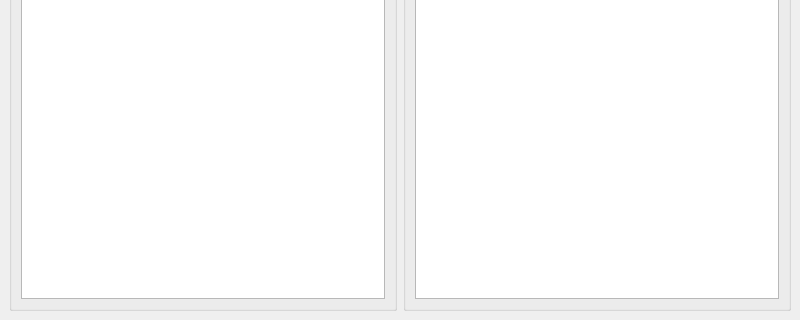
Before: the Qt Designer form sem07/lab01/mainwindow.ui in wcdbmv/M, drawn with Qt 5; both pictures show x 0 to 800 and y 280 to 600 of the 800 by 600 pixel window.
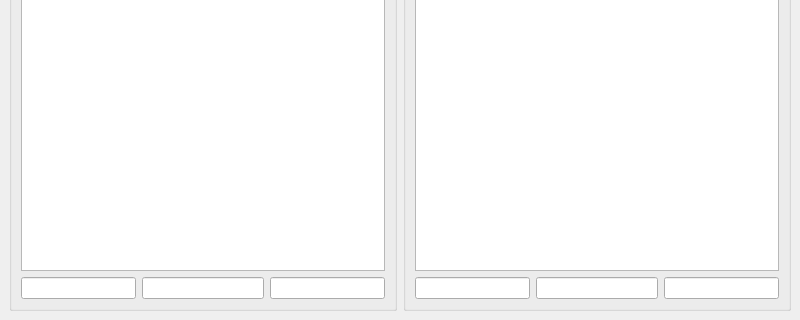
After: the same form once the commit is applied. Custom widgets are drawn as their Qt base class.

Patch:
```diff
--- a/sem07/lab01/mainwindow.ui
+++ b/sem07/lab01/mainwindow.ui
@@ -21,29 +21,50 @@
        <string>Алгоритмический метод</string>
       </property>
       <layout class="QGridLayout" name="gridLayout_2">
-       <item row="0" column="0">
+       <item row="0" column="0" colspan="3">
         <widget class="QSpinBox" name="amountOfNumbersToGenerateWithComputationalMethod">
          <property name="minimum">
           <number>1</number>
          </property>
          <property name="maximum">
-          <number>10000</number>
+          <number>1000000</number>
          </property>
          <property name="value">
           <number>100</number>
          </property>
         </widget>
        </item>
-       <item row="0" column="1">
+       <item row="0" column="3" colspan="3">
         <widget class="QPushButton" name="generateRandomNumbersWithComputationalMethodPushButton">
          <property name="text">
           <string>Сгенерировать</string>
          </property>
         </widget>
        </item>
-       <item row="1" column="0" colspan="2">
+       <item row="1" column="0" colspan="6">
         <widget class="NumbersTableWidget" name="computationalMethodRandomNumbersTableWidget"/>
        </item>
+       <item row="2" column="0" colspan="2">
+        <widget class="QLineEdit" name="computationalMethodOnesTestLineEdit">
+         <property name="readOnly">
+          <bool>true</bool>
+         </property>
+        </widget>
+       </item>
+       <item row="2" column="2" colspan="2">
+        <widget class="QLineEdit" name="computationalMethodTensTestLineEdit">
+         <property name="readOnly">
+          <bool>true</bool>
+         </property>
+        </widget>
+       </item>
+       <item row="2" column="4" colspan="2">
+        <widget class="QLineEdit" name="computationalMethodHundredsTestLineEdit">
+         <property name="readOnly">
+          <bool>true</bool>
+         </property>
+        </widget>
+       </item>
       </layout>
      </widget>
     </item>
@@ -53,29 +74,50 @@
        <string>Табличный метод</string>
       </property>
       <layout class="QGridLayout" name="gridLayout_3">
-       <item row="0" column="1">
+       <item row="0" column="0" colspan="3">
         <widget class="QSpinBox" name="amountOfNumbersToGenerateWithTableMethod">
          <property name="minimum">
           <number>1</number>
          </property>
          <property name="maximum">
-          <number>10000</number>
+          <number>1000000</number>
          </property>
          <property name="value">
           <number>100</number>
          </property>
         </widget>
        </item>
-       <item row="0" column="2">
+       <item row="0" column="3" colspan="3">
         <widget class="QPushButton" name="generateRandomNumbersWithTableMethodPushButton">
          <property name="text">
           <string>Сгенерировать</string>
          </property>
         </widget>
        </item>
-       <item row="1" column="1" colspan="2">
+       <item row="1" column="0" colspan="6">
         <widget class="NumbersTableWidget" name="tableMethodRandomNumbersTableWidget"/>
        </item>
+       <item row="2" column="0" colspan="2">
+        <widget class="QLineEdit" name="tableMethodOnesTestLineEdit">
+         <property name="readOnly">
+          <bool>true</bool>
+         </property>
+        </widget>
+       </item>
+       <item row="2" column="2" colspan="2">
+        <widget class="QLineEdit" name="tableMethodTensTestLineEdit">
+         <property name="readOnly">
+          <bool>true</bool>
+         </property>
+        </widget>
+       </item>
+       <item row="2" column="4" colspan="2">
+        <widget class="QLineEdit" name="tableMethodHundredsTestLineEdit">
+         <property name="readOnly">
+          <bool>true</bool>
+         </property>
+        </widget>
+       </item>
       </layout>
      </widget>
     </item>
```
